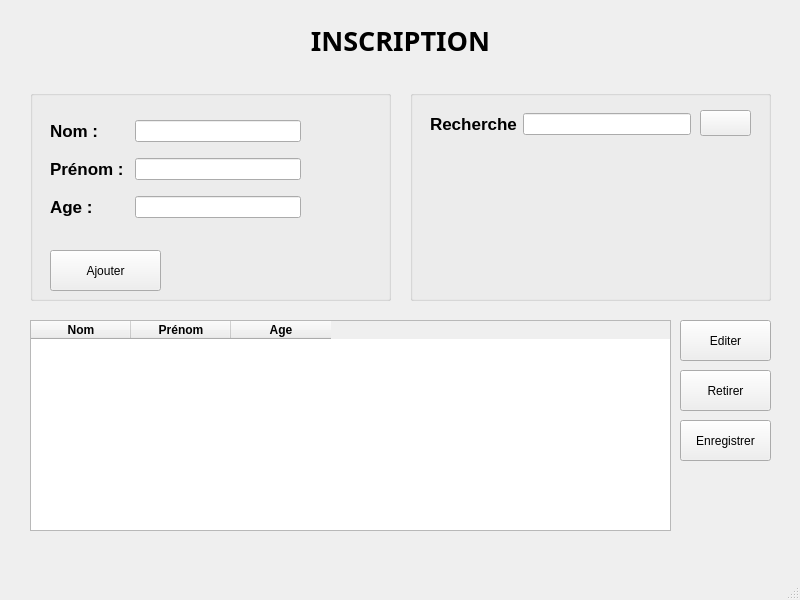
Ezekia-N/inscription, file mainwindow.ui: the form before one commit.
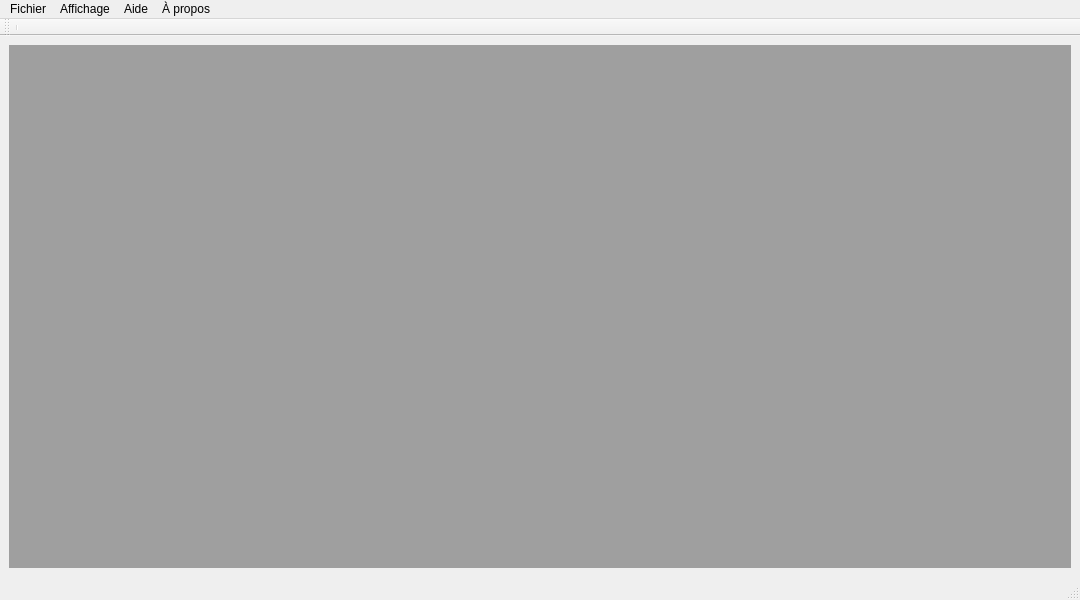
The form after the commit.

```diff
--- a/mainwindow.ui
+++ b/mainwindow.ui
@@ -6,58 +6,43 @@
    <rect>
     <x>0</x>
     <y>0</y>
-    <width>800</width>
+    <width>1080</width>
     <height>600</height>
    </rect>
   </property>
   <property name="minimumSize">
    <size>
-    <width>800</width>
-    <height>600</height>
+    <width>0</width>
+    <height>0</height>
    </size>
   </property>
   <property name="maximumSize">
    <size>
-    <width>800</width>
-    <height>600</height>
+    <width>16777215</width>
+    <height>16777215</height>
    </size>
   </property>
   <property name="windowTitle">
    <string>MainWindow</string>
   </property>
   <widget class="QWidget" name="centralwidget">
-   <widget class="QGroupBox" name="AddBox">
-    <property name="geometry">
-     <rect>
-      <x>30</x>
-      <y>90</y>
-      <width>361</width>
-      <height>211</height>
-     </rect>
-    </property>
-    <property name="title">
-     <string/>
-    </property>
-    <widget class="QPushButton" name="addButton">
-     <property name="geometry">
-      <rect>
-       <x>20</x>
-       <y>160</y>
-       <width>111</width>
-       <height>41</height>
-      </rect>
-     </property>
-     <property name="text">
-      <string>Ajouter</string>
-     </property>
-    </widget>
+   <layout class="QVBoxLayout" name="verticalLayout">
+    <item>
+     <widget class="QMdiArea" name="mdiArea">
+      <property name="tabPosition">
+       <enum>QTabWidget::North</enum>
+      </property>
+      <widget class="QWidget" name="addSub">
+       <property name="windowTitle">
+        <string>Ajout d'un étudiant</string>
+       </property>
     <widget class="QWidget" name="layoutWidget">
      <property name="geometry">
       <rect>
        <x>20</x>
-       <y>20</y>
-       <width>251</width>
-       <height>121</height>
+          <y>10</y>
+          <width>310</width>
+          <height>134</height>
       </rect>
      </property>
      <layout class="QGridLayout" name="gridLayout">
@@ -111,92 +96,59 @@
       </item>
      </layout>
     </widget>
-   </widget>
+       <widget class="QPushButton" name="addButton">
+        <property name="geometry">
+         <rect>
+          <x>20</x>
+          <y>150</y>
+          <width>111</width>
+          <height>41</height>
+         </rect>
+        </property>
+        <property name="text">
+         <string>Ajouter</string>
+        </property>
+       </widget>
+      </widget>
+      <widget class="QWidget" name="listSub">
+       <property name="windowTitle">
+        <string>Listes des étudiants</string>
+       </property>
+       <layout class="QVBoxLayout" name="verticalLayout_2">
+        <item>
+         <widget class="QGroupBox" name="groupBox">
+          <property name="title">
+           <string/>
+          </property>
    <widget class="QLabel" name="label">
     <property name="geometry">
      <rect>
-      <x>270</x>
-      <y>20</y>
-      <width>261</width>
-      <height>41</height>
-     </rect>
-    </property>
-    <property name="font">
-     <font>
-      <family>Sans Serif</family>
-      <pointsize>20</pointsize>
-      <bold>true</bold>
-     </font>
-    </property>
-    <property name="text">
-     <string>INSCRIPTION</string>
-    </property>
-    <property name="alignment">
-     <set>Qt::AlignCenter</set>
-    </property>
-   </widget>
-   <widget class="QGroupBox" name="researchBox">
-    <property name="geometry">
-     <rect>
-      <x>410</x>
-      <y>90</y>
-      <width>361</width>
-      <height>211</height>
-     </rect>
-    </property>
-    <property name="title">
-     <string/>
-    </property>
-    <widget class="QWidget" name="layoutWidget">
-     <property name="geometry">
-      <rect>
-       <x>20</x>
-       <y>20</y>
-       <width>261</width>
-       <height>28</height>
-      </rect>
-     </property>
-     <layout class="QGridLayout" name="gridLayout_3">
-      <item row="0" column="0">
-       <widget class="QLabel" name="researchLabel">
-        <property name="font">
-         <font>
-          <pointsize>13</pointsize>
-          <bold>true</bold>
-         </font>
+             <x>10</x>
+             <y>10</y>
+             <width>81</width>
+             <height>21</height>
+            </rect>
         </property>
         <property name="text">
          <string>Recherche</string>
         </property>
        </widget>
-      </item>
-      <item row="0" column="1">
-       <widget class="QLineEdit" name="researchLineEdit"/>
-      </item>
-     </layout>
-    </widget>
-    <widget class="QPushButton" name="pushButton">
+          <widget class="QLineEdit" name="searchEditLine">
      <property name="geometry">
       <rect>
-       <x>290</x>
-       <y>20</y>
-       <width>51</width>
-       <height>26</height>
-      </rect>
-     </property>
-     <property name="text">
-      <string/>
-     </property>
-    </widget>
-   </widget>
+             <x>90</x>
+             <y>5</y>
+             <width>331</width>
+             <height>31</height>
+            </rect>
+           </property>
+          </widget>
+         </widget>
+        </item>
+        <item>
    <widget class="QTableWidget" name="liste">
-    <property name="geometry">
-     <rect>
-      <x>30</x>
-      <y>320</y>
-      <width>641</width>
-      <height>211</height>
-     </rect>
+          <property name="enabled">
+           <bool>true</bool>
     </property>
     <property name="selectionBehavior">
      <enum>QAbstractItemView::SelectItems</enum>
@@ -235,45 +187,35 @@
      </property>
     </column>
    </widget>
-   <widget class="QPushButton" name="editButton">
-    <property name="geometry">
-     <rect>
-      <x>680</x>
-      <y>320</y>
-      <width>91</width>
-      <height>41</height>
-     </rect>
-    </property>
+        </item>
+        <item>
+         <widget class="QGroupBox" name="groupBox_2">
+          <property name="title">
+           <string/>
+          </property>
+          <layout class="QGridLayout" name="gridLayout_2">
+           <item row="0" column="0">
+            <widget class="QPushButton" name="backButton">
     <property name="text">
-     <string>Editer</string>
-    </property>
-   </widget>
-   <widget class="QPushButton" name="removeButton">
-    <property name="geometry">
-     <rect>
-      <x>680</x>
-      <y>370</y>
-      <width>91</width>
-      <height>41</height>
-     </rect>
-    </property>
+              <string>précédent</string>
+             </property>
+            </widget>
+           </item>
+           <item row="0" column="1">
+            <widget class="QPushButton" name="nextButton">
     <property name="text">
-     <string>Retirer</string>
-    </property>
-   </widget>
-   <widget class="QPushButton" name="saveButton">
-    <property name="geometry">
-     <rect>
-      <x>680</x>
-      <y>420</y>
-      <width>91</width>
-      <height>41</height>
-     </rect>
-    </property>
-    <property name="text">
-     <string>Enregistrer</string>
-    </property>
-   </widget>
+              <string>suivant</string>
+             </property>
+            </widget>
+           </item>
+          </layout>
+         </widget>
+        </item>
+       </layout>
+      </widget>
+     </widget>
+    </item>
+   </layout>
   </widget>
   <widget class="QStatusBar" name="statusBar">
    <property name="font">
@@ -283,6 +225,148 @@
     </font>
    </property>
   </widget>
+  <widget class="QMenuBar" name="menuBar">
+   <property name="geometry">
+    <rect>
+     <x>0</x>
+     <y>0</y>
+     <width>1080</width>
+     <height>23</height>
+    </rect>
+   </property>
+   <widget class="QMenu" name="menuFile">
+    <property name="title">
+     <string>Fichier</string>
+    </property>
+    <addaction name="openFile"/>
+    <addaction name="saveFile"/>
+    <addaction name="saveAsFile"/>
+   </widget>
+   <widget class="QMenu" name="menuHelp">
+    <property name="title">
+     <string>Aide</string>
+    </property>
+   </widget>
+   <widget class="QMenu" name="menuAbout">
+    <property name="title">
+     <string>À propos</string>
+    </property>
+   </widget>
+   <widget class="QMenu" name="menuAffichage">
+    <property name="title">
+     <string>Affichage</string>
+    </property>
+    <addaction name="addStudentView"/>
+    <addaction name="studentListView"/>
+    <addaction name="toolBarView"/>
+    <addaction name="statutBarView"/>
+   </widget>
+   <addaction name="menuFile"/>
+   <addaction name="menuAffichage"/>
+   <addaction name="menuHelp"/>
+   <addaction name="menuAbout"/>
+  </widget>
+  <widget class="QToolBar" name="toolBar">
+   <property name="windowTitle">
+    <string>toolBar</string>
+   </property>
+   <attribute name="toolBarArea">
+    <enum>TopToolBarArea</enum>
+   </attribute>
+   <attribute name="toolBarBreak">
+    <bool>false</bool>
+   </attribute>
+   <addaction name="separator"/>
+  </widget>
+  <action name="newFile">
+   <property name="text">
+    <string>Nouveau fichier</string>
+   </property>
+  </action>
+  <action name="openFile">
+   <property name="text">
+    <string>Ouvrir un fichier</string>
+   </property>
+  </action>
+  <action name="saveFile">
+   <property name="text">
+    <string>Enregistrer </string>
+   </property>
+  </action>
+  <action name="saveAsFile">
+   <property name="text">
+    <string>Enregistrer sous</string>
+   </property>
+  </action>
+  <action name="undoAction">
+   <property name="text">
+    <string>Annuler</string>
+   </property>
+  </action>
+  <action name="redoAction">
+   <property name="text">
+    <string>Refaire</string>
+   </property>
+  </action>
+  <action name="modifyAction">
+   <property name="text">
+    <string>Modifier</string>
+   </property>
+  </action>
+  <action name="removeAction">
+   <property name="text">
+    <string>Retirer</string>
+   </property>
+  </action>
+  <action name="quit">
+   <property name="text">
+    <string>Quitter</string>
+   </property>
+  </action>
+  <action name="addStudentView">
+   <property name="checkable">
+    <bool>true</bool>
+   </property>
+   <property name="checked">
+    <bool>true</bool>
+   </property>
+   <property name="text">
+    <string>Ajout d'un étudiant</string>
+   </property>
+  </action>
+  <action name="studentListView">
+   <property name="checkable">
+    <bool>true</bool>
+   </property>
+   <property name="checked">
+    <bool>true</bool>
+   </property>
+   <property name="text">
+    <string>Listes des étudiants</string>
+   </property>
+  </action>
+  <action name="toolBarView">
+   <property name="checkable">
+    <bool>true</bool>
+   </property>
+   <property name="checked">
+    <bool>true</bool>
+   </property>
+   <property name="text">
+    <string>Barre d'toutils</string>
+   </property>
+  </action>
+  <action name="statutBarView">
+   <property name="checkable">
+    <bool>true</bool>
+   </property>
+   <property name="checked">
+    <bool>true</bool>
+   </property>
+   <property name="text">
+    <string>Barre de statut</string>
+   </property>
+  </action>
  </widget>
  <resources/>
  <connections/>
```
Left out of the diff: 62 changed lines with no effect on the pictures. Lines whose indentation alone changed are shown as unchanged.
